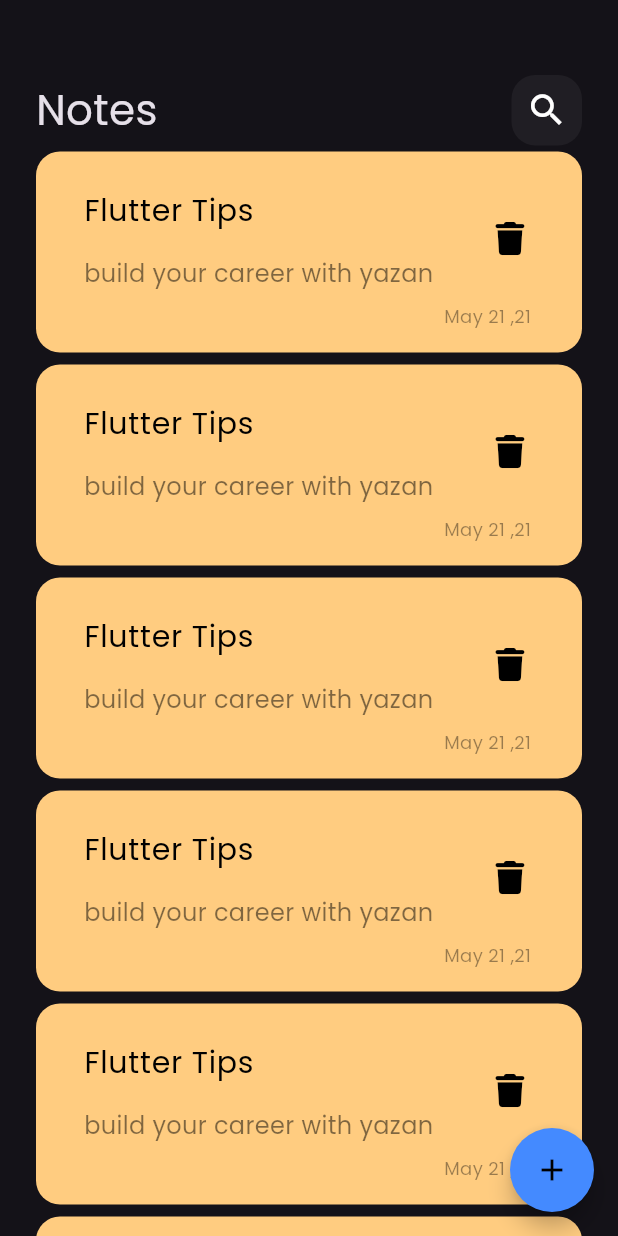
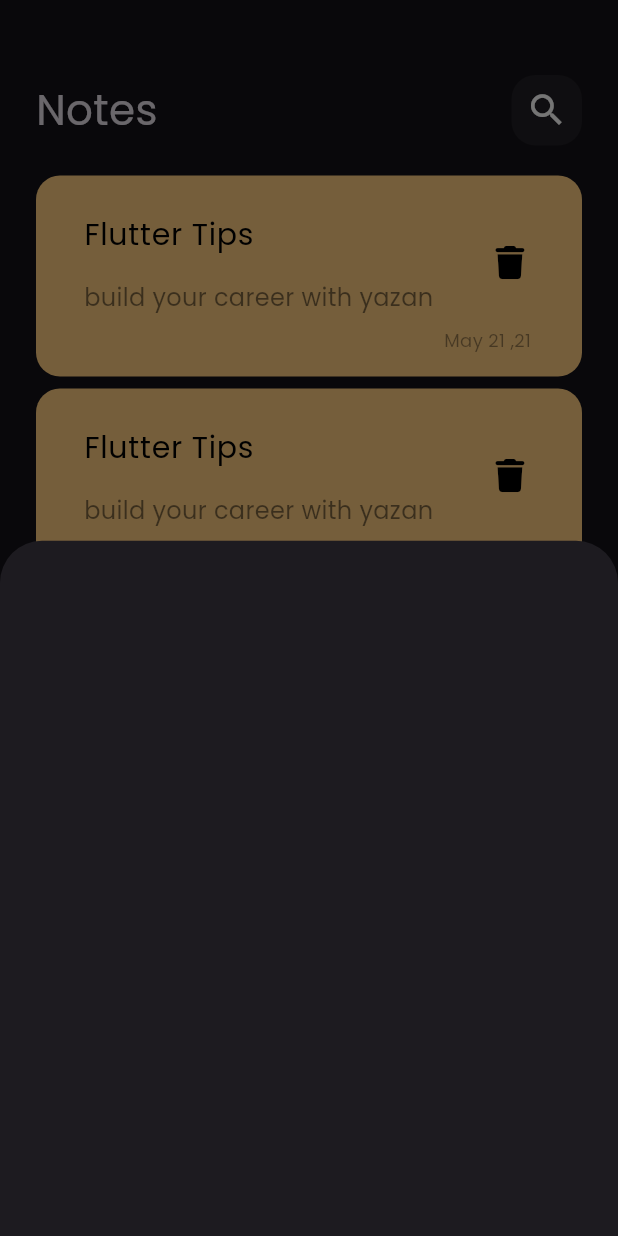
Before and after one commit to YazanAljundy/note_app, a Flutter app: the screen it shows after launch, after a tap on the "add" icon, on a phone screen of 412 x 824 dp. Run offline on Flutter 3.47's test engine with Material 3 defaults, Android fonts, the phone set to English and light mode, and no system bars; our stand-ins replace font_awesome_flutter.

Commit message:
add note bottom sheet

```diff
--- a/lib/views/notes_view.dart
+++ b/lib/views/notes_view.dart
@@ -1,4 +1,5 @@
 import 'package:flutter/material.dart';
+import 'package:tone_app/views/widgets/ass_note_bottom_sheet.dart';
 import 'package:tone_app/views/widgets/notes_view_body.dart';
 
 class NotesView extends StatelessWidget {
@@ -9,7 +10,14 @@ class NotesView extends StatelessWidget {
     return Scaffold(
       body: const NotesViewBody(),
       floatingActionButton: FloatingActionButton(
-        onPressed: () {},
+        onPressed: () {
+          showModalBottomSheet(
+            context: context,
+            builder: (context) {
+              return AddNoteBottomSeet();
+            },
+          );
+        },
         backgroundColor: Colors.blueAccent,
         shape: CircleBorder(),
         child: Icon(Icons.add, color: Colors.black),
--- /dev/null
+++ b/lib/views/widgets/ass_note_bottom_sheet.dart
@@ -0,0 +1,10 @@
+import 'package:flutter/material.dart';
+
+class AddNoteBottomSeet extends StatelessWidget {
+  const AddNoteBottomSeet({super.key});
+
+  @override
+  Widget build(BuildContext context) {
+    return Container();
+  }
+}
--- a/lib/views/widgets/notes_list_view.dart
+++ b/lib/views/widgets/notes_list_view.dart
@@ -6,7 +6,10 @@ class NotesListView extends StatelessWidget {
   @override
   Widget build(BuildContext context) {
     return Expanded(
+      child: Padding(
+        padding: const EdgeInsets.symmetric(vertical: 16),
         child: ListView.builder(
+          padding: EdgeInsets.zero,
           itemCount: 10,
           itemBuilder:
               (context, index) => Padding(
@@ -14,6 +17,7 @@ class NotesListView extends StatelessWidget {
                 child: NoteItem(),
               ),
         ),
+      ),
     );
   }
 }
```
Lines whose indentation alone changed are shown as unchanged.
